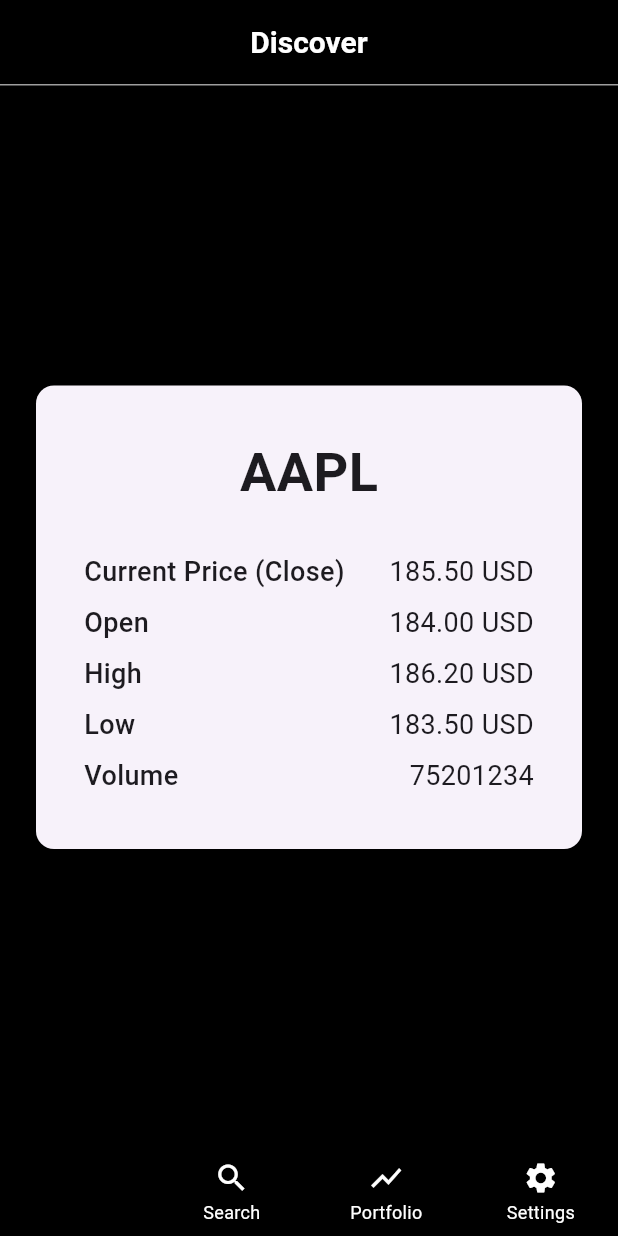
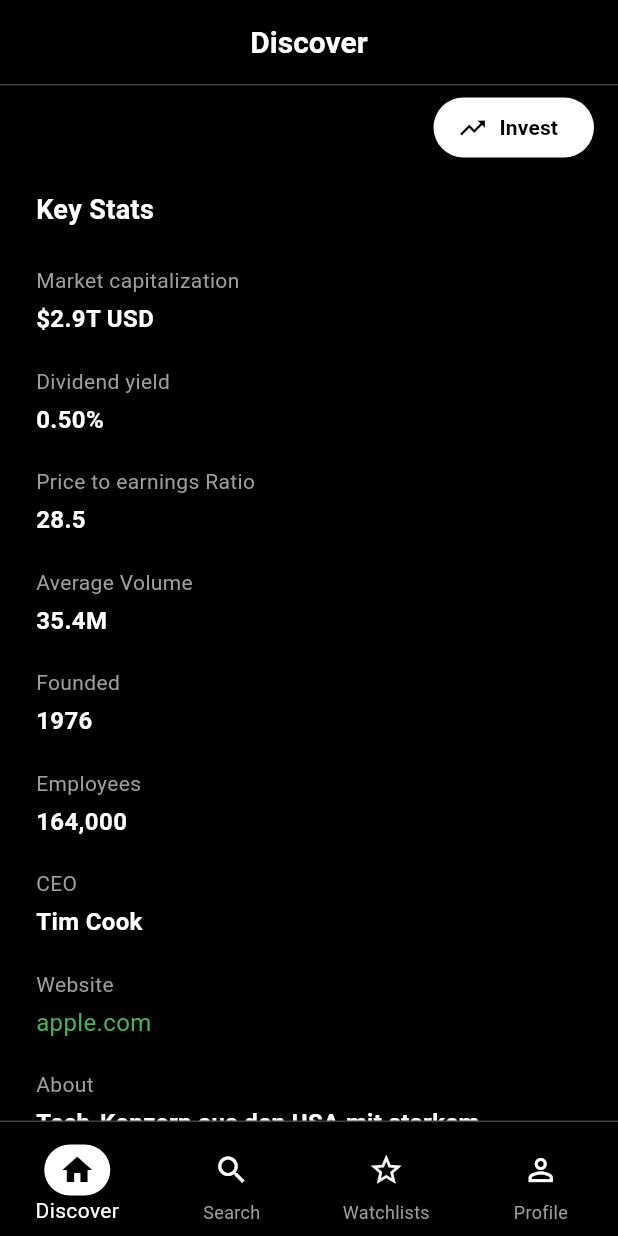
Before and after one commit to dominikfiischer/swipe_equity, a Flutter app: the HomeScreen screen opened directly, on a phone screen of 412 x 824 dp. Run offline on Flutter 3.47's test engine with Material 3 defaults, Android fonts, the phone set to English and light mode, and no system bars.

```diff
--- a/lib/data/stock.dart
+++ b/lib/data/stock.dart
@@ -1,31 +1,48 @@
+// lib/data/stock.dart
 class Stock {
   final String symbol;
-  // 'price' typically represents the closing price in EOD data
+  final String name;
   final double price;
-  final double? open;
-  final double? high;
-  final double? low;
-  final int? volume;
+  // 🛠️ FIX: Add '?' to make these fields nullable
+  final String? marketCap;
+  final String? dividendYield;
+  final String? peRatio;
+  final String? averageVolume;
+  final String? founded;
+  final String? employees;
+  final String? ceo;
+  final String? website;
+  final String? about;
 
   Stock({
     required this.symbol,
+    required this.name,
     required this.price,
-    this.open,
-    this.high,
-    this.low,
-    this.volume
+    this.marketCap,
+    this.dividendYield,
+    this.peRatio,
+    this.averageVolume,
+    this.founded,
+    this.employees,
+    this.ceo,
+    this.website,
+    this.about,
   });
 
   factory Stock.fromJson(Map<String, dynamic> json) {
     return Stock(
-      symbol: json['symbol'],
-      // Use null-aware operator (?.) and default to 0.0 if the field is missing
-      price: json['price']?.toDouble() ?? 0.0,
-      open: json['open']?.toDouble(),
-      high: json['high']?.toDouble(),
-      low: json['low']?.toDouble(),
-      // Volume is explicitly cast to an integer
-      volume: json['volume'] as int?,
+      symbol: json['symbol']?.toString() ?? '',
+      name: json['name']?.toString() ?? 'Unknown',
+      price: (json['price'] ?? 0).toDouble(),
+      marketCap: json['marketCap']?.toString(),
+      dividendYield: json['dividendYield']?.toString(),
+      peRatio: json['peRatio']?.toString(),
+      averageVolume: json['averageVolume']?.toString(),
+      founded: json['founded']?.toString(),
+      employees: json['employees']?.toString(),
+      ceo: json['ceo']?.toString(),
+      website: json['website']?.toString(),
+      about: json['about']?.toString(),
     );
   }
 }
--- a/lib/home/widgets/home_screen.dart
+++ b/lib/home/widgets/home_screen.dart
@@ -1,20 +1,29 @@
 import 'package:flutter/material.dart';
 import '../../domain/models/ticker/ticker.dart';
 import '../../data/stock.dart';
+import '../../invest/widgets/invest_screen.dart';
+import '../../search/widgets/search_screen.dart';
+import '../../watchlist/widgets/watchlist_screen.dart';
+import '../../profile/widgets/profile_screen.dart';
 
 class HomeScreen extends StatefulWidget {
   const HomeScreen({super.key});
 
   @override
-  // The state class is correctly named _HomeScreenState (private)
   _HomeScreenState createState() => _HomeScreenState();
 }
 
-// The entire implementation is now in the private state class
 class _HomeScreenState extends State<HomeScreen> {
   final api = TickerLoader();
   late Future<List<Stock>> futureStocks;
   int _selectedIndex = 0;
+
+  final List<Map<String, dynamic>> _navItems = [
+    {'icon': Icons.home, 'label': 'Discover'},
+    {'icon': Icons.search, 'label': 'Search'},
+    {'icon': Icons.star_border, 'label': 'Watchlists'},
+    {'icon': Icons.person_outline, 'label': 'Profile'},
+  ];
 
   @override
   void initState() {
@@ -28,62 +37,20 @@ class _HomeScreenState extends State<HomeScreen> {
     });
   }
 
-  // FIX: Moved this helper method INSIDE the private state class (_HomeScreenState)
-  Widget _buildStockDataRow(String label, dynamic value, [String unit = '']) {
-    final displayValue = value is double
-        ? value.toStringAsFixed(2)
-        : value is int
-        ? value.toString()
-        : "N/A";
-
-    return Padding(
-      padding: const EdgeInsets.symmetric(vertical: 4.0),
-      child: Row(
-        mainAxisAlignment: MainAxisAlignment.spaceBetween,
-        children: [
-          // The Label takes only the space it needs
-          Text(
-            label,
-            style: const TextStyle(fontSize: 18, fontWeight: FontWeight.w500),
-          ),
-
-          // 🛠️ FIX: Wrapped the value Text widget in Expanded.
-          // This forces it to fit within the remaining horizontal space.
-          Expanded(
-            child: Text(
-              '$displayValue $unit',
-              textAlign: TextAlign.right, // Optional: keeps the text aligned right
-              style: const TextStyle(fontSize: 18),
-            ),
-          ),
-        ],
-      ),
+  void _navigateToInvestScreen(BuildContext context) {
+    Navigator.push(
+      context,
+      MaterialPageRoute(builder: (context) => const InvestScreen()),
     );
   }
 
-  @override
-  Widget build(BuildContext context) {
-    return Scaffold(
-      backgroundColor: Colors.black,
-      appBar: AppBar(
-        title: const Text('Discover'),
-        titleTextStyle: const TextStyle(
-          color: Colors.white,
-          fontSize: 20,
-          fontWeight: FontWeight.bold,
-        ),
-        centerTitle: true,
-        backgroundColor: Colors.black,
-        elevation: 0,
-        bottom: PreferredSize(
-            preferredSize: const Size.fromHeight(1),
-            child: Container(
-              height: 1,
-              color: Colors.grey,
-            ),
-        ),
-      ),
-      body: FutureBuilder<List<Stock>>(
+  // 🛠️ Helper method to build the main swiping content
+  // lib/home/widgets/home_screen.dart
+
+  Widget _buildDiscoverContent() {
+    return Stack(
+      children: [
+        FutureBuilder<List<Stock>>(
           future: futureStocks,
           builder: (context, snapshot) {
             if (!snapshot.hasData) {
@@ -98,50 +65,210 @@ class _HomeScreenState extends State<HomeScreen> {
               itemBuilder: (context, index) {
                 final stock = stocks[index];
 
-              return Center(
-                child: Card(
-                  margin: const EdgeInsets.all(24),
-                  elevation: 6,
-                  child: Padding(
-                    padding: const EdgeInsets.all(32),
+                return SingleChildScrollView(
+                  physics: const AlwaysScrollableScrollPhysics(),
+                  padding: const EdgeInsets.symmetric(horizontal: 24.0),
                   child: Column(
-                      mainAxisSize: MainAxisSize.min,
-                      mainAxisAlignment: MainAxisAlignment.center,
+                    crossAxisAlignment: CrossAxisAlignment.start,
                     children: [
-                        Text(
-                          stock.symbol,
-                          style: const TextStyle(
-                            fontSize: 36,
+                      // Added space so content starts below the Invest button
+                      const SizedBox(height: 70),
+
+                      const Text(
+                        'Key Stats',
+                        style: TextStyle(
+                          color: Colors.white,
+                          fontSize: 18,
                           fontWeight: FontWeight.bold,
                         ),
                       ),
                       const SizedBox(height: 24),
-                        _buildStockDataRow("Current Price (Close)", stock.price, "USD"),
-                        _buildStockDataRow("Open", stock.open, "USD"),
-                        _buildStockDataRow("High", stock.high, "USD"),
-                        _buildStockDataRow("Low", stock.low, "USD"),
-                        _buildStockDataRow("Volume", stock.volume),
-                      ],
+
+                      // List Items using the helper method
+                      _buildListInfo('Market capitalization', stock.marketCap),
+                      _buildListInfo('Dividend yield', stock.dividendYield),
+                      _buildListInfo('Price to earnings Ratio', stock.peRatio),
+                      _buildListInfo('Average Volume', stock.averageVolume),
+                      _buildListInfo('Founded', stock.founded),
+                      _buildListInfo('Employees', stock.employees),
+                      _buildListInfo('CEO', stock.ceo),
+
+                      // Website Section (Custom Color)
+                      const Text(
+                        'Website',
+                        style: TextStyle(color: Colors.grey, fontSize: 14),
+                      ),
+                      const SizedBox(height: 4),
+                      Text(
+                        stock.website ?? 'N/A', // Null safety fix
+                        style: const TextStyle(
+                          color: Colors.green,
+                          fontSize: 16,
                         ),
                       ),
+                      const SizedBox(height: 20),
+
+                      // About Section
+                      const Text(
+                        'About',
+                        style: TextStyle(color: Colors.grey, fontSize: 14),
+                      ),
+                      const SizedBox(height: 4),
+                      Text(
+                        stock.about ?? 'No description available.', // Null safety fix
+                        style: const TextStyle(
+                          color: Colors.white,
+                          fontSize: 16,
+                          fontWeight: FontWeight.bold,
+                        ),
+                      ),
+
+                      // Extra padding at the bottom to ensure scrolling
+                      // clears the BottomNavigationBar
+                      const SizedBox(height: 120),
+                    ],
                   ),
                 );
               },
             );
           },
         ),
-      bottomNavigationBar: BottomNavigationBar(
+        // Layers the Invest button on top of the scrolling list
+        _buildInvestButton(context),
+      ],
+    );
+  }
+
+// 🛠️ Updated Helper Method to accept Nullable Strings
+  Widget _buildListInfo(String label, String? value) {
+    return Padding(
+      padding: const EdgeInsets.only(bottom: 20.0),
+      child: Column(
+        crossAxisAlignment: CrossAxisAlignment.start,
+        children: [
+          Text(
+            label,
+            style: const TextStyle(color: Colors.grey, fontSize: 14),
+          ),
+          const SizedBox(height: 4),
+          Text(
+            value ?? 'N/A', // Null safety fallback
+            style: const TextStyle(
+              color: Colors.white,
+              fontSize: 16,
+              fontWeight: FontWeight.bold,
+            ),
+          ),
+        ],
+      ),
+    );
+  }
+
+  Widget _buildInvestButton(BuildContext context) {
+    return Padding(
+      padding: const EdgeInsets.only(top: 8.0, right: 16.0),
+      child: Align(
+        alignment: Alignment.topRight,
+        child: SizedBox(
+          height: 40,
+          child: ElevatedButton.icon(
+            onPressed: () => _navigateToInvestScreen(context),
+            icon: const Icon(Icons.trending_up, color: Colors.black, size: 20),
+            label: const Text('Invest', style: TextStyle(color: Colors.black, fontWeight: FontWeight.bold)),
+            style: ElevatedButton.styleFrom(
+              backgroundColor: Colors.white,
+              shape: RoundedRectangleBorder(borderRadius: BorderRadius.circular(20)),
+            ),
+          ),
+        ),
+      ),
+    );
+  }
+
+  Widget _buildStockDataRow(String label, dynamic value, [String unit = '']) {
+    final displayValue = value is double ? value.toStringAsFixed(2) : value?.toString() ?? "N/A";
+    return Padding(
+      padding: const EdgeInsets.symmetric(vertical: 4.0),
+      child: Row(
+        mainAxisAlignment: MainAxisAlignment.spaceBetween,
+        children: [
+          Text(label, style: const TextStyle(fontSize: 18, fontWeight: FontWeight.w500)),
+          Expanded(child: Text('$displayValue $unit', textAlign: TextAlign.right, style: const TextStyle(fontSize: 18))),
+        ],
+      ),
+    );
+  }
+
+  @override
+  Widget build(BuildContext context) {
+    // 🛠️ Determine which screen to show based on _selectedIndex
+    Widget currentBody;
+    bool showAppBar = true;
+
+    switch (_selectedIndex) {
+      case 1:
+        currentBody = const SearchScreen();
+        showAppBar = false;
+        break;
+      case 2:
+        currentBody = const WatchlistScreen();
+        showAppBar = false;
+        break;
+      case 3:
+        currentBody = const ProfileScreen();
+        showAppBar = false; // Profile has its own AppBar
+        break;
+      default:
+        currentBody = _buildDiscoverContent();
+        showAppBar = true;
+    }
+
+    return Scaffold(
+      backgroundColor: Colors.black,
+      appBar: showAppBar
+          ? AppBar(
+        title: const Text('Discover'),
+        titleTextStyle: const TextStyle(color: Colors.white, fontSize: 20, fontWeight: FontWeight.bold),
+        centerTitle: true,
+        backgroundColor: Colors.black,
+        elevation: 0,
+        bottom: PreferredSize(
+          preferredSize: const Size.fromHeight(1),
+          child: Container(height: 1, color: const Color(0xFF424242)),
+        ),
+      )
+          : null,
+      body: currentBody,
+      bottomNavigationBar: Column(
+        mainAxisSize: MainAxisSize.min,
+        children: [
+          Container(height: 1.0, color: const Color(0xFF424242)),
+          Padding(
+            padding: const EdgeInsets.only(top: 8.0),
+            child: BottomNavigationBar(
               backgroundColor: Colors.black,
               currentIndex: _selectedIndex,
               onTap: _onNavTapped,
               type: BottomNavigationBarType.fixed,
-        unselectedItemColor: Colors.white,
-        selectedItemColor: Colors.black,
-        items: const [
-          BottomNavigationBarItem(icon: Icon(Icons.home), label: 'Home'),
-          BottomNavigationBarItem(icon: Icon(Icons.search), label: 'Search'),
-          BottomNavigationBarItem(icon: Icon(Icons.show_chart), label: 'Portfolio'),
-          BottomNavigationBarItem(icon: Icon(Icons.settings), label: 'Settings'),
+              selectedItemColor: Colors.white,
+              unselectedItemColor: Colors.grey,
+              items: _navItems.asMap().entries.map((entry) {
+                int index = entry.key;
+                bool isSelected = index == _selectedIndex;
+                return BottomNavigationBarItem(
+                  icon: Container(
+                    padding: const EdgeInsets.symmetric(horizontal: 10, vertical: 5),
+                    decoration: BoxDecoration(
+                      color: isSelected ? Colors.white : Colors.transparent,
+                      borderRadius: BorderRadius.circular(18),
+                    ),
+                    child: Icon(entry.value['icon'], color: isSelected ? Colors.black : Colors.white),
+                  ),
+                  label: entry.value['label'],
+                );
+              }).toList(),
+            ),
+          ),
         ],
       ),
     );
```
Also changed, not shown: assets/ticker.json (+50 -34 lines), lib/invest/widgets/invest_screen.dart (added, +24 -0 lines), lib/profile/widgets/profile_screen.dart (added, +57 -0 lines), lib/search/widgets/search_screen.dart (added, +48 -0 lines), lib/watchlist/widgets/watchlist_screen.dart (added, +42 -0 lines). Lines whose indentation alone changed are shown as unchanged.
